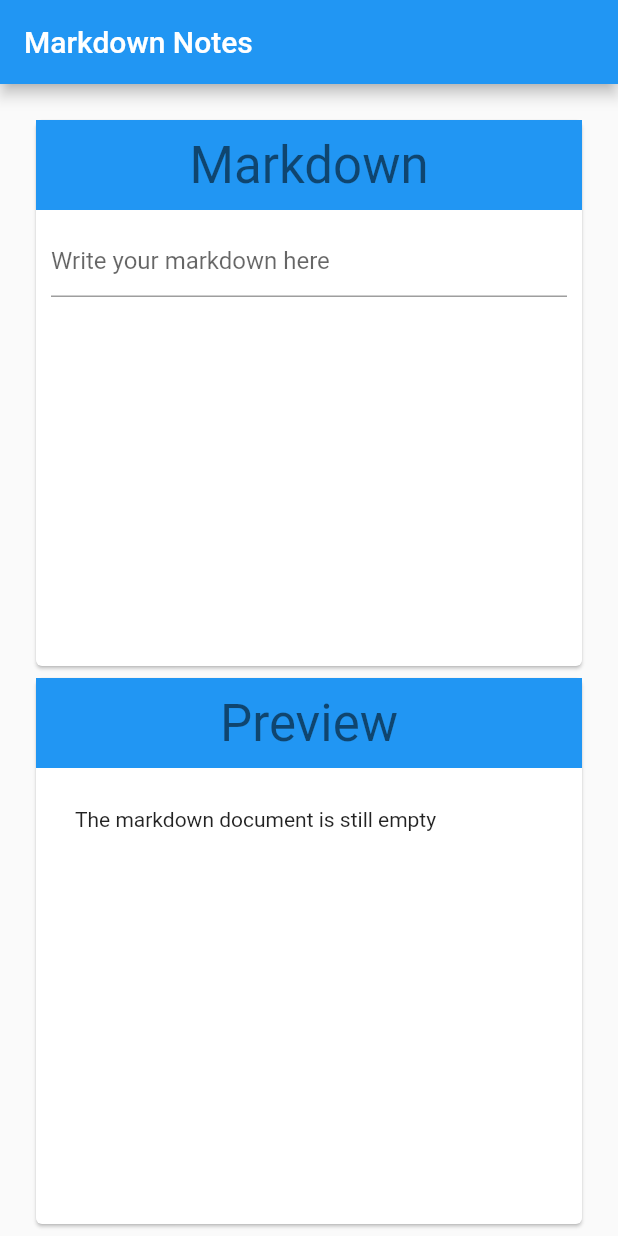
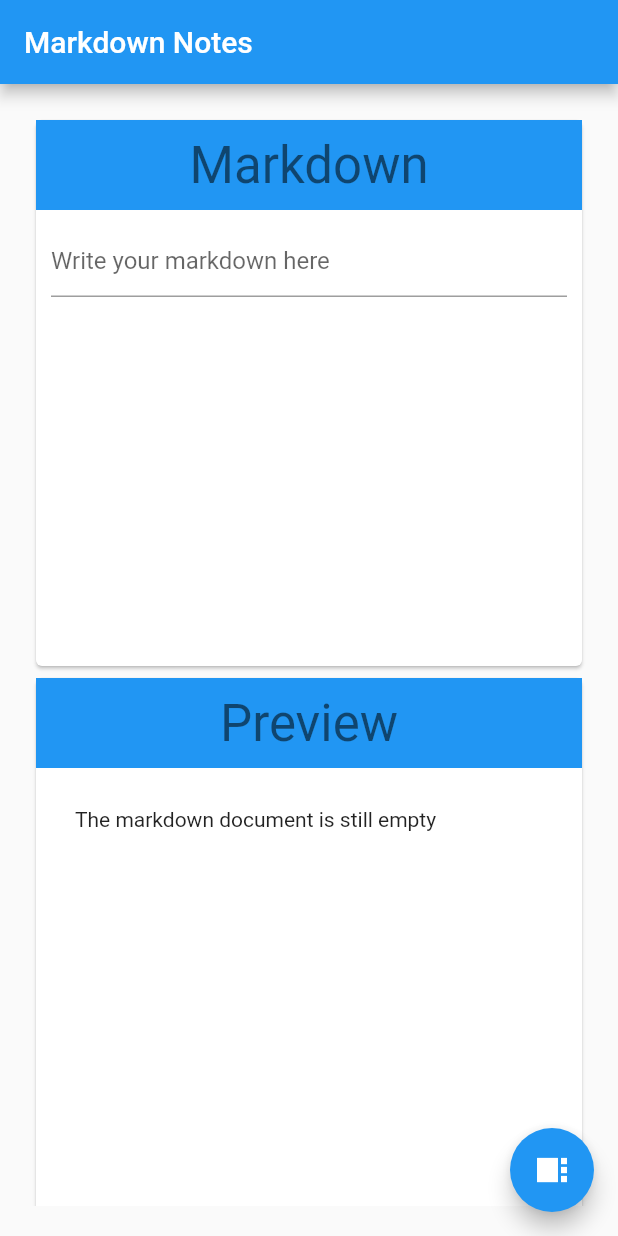
Before and after one commit to netos23/markdown_view, a Flutter app: the screen it shows after launch, on a phone screen of 412 x 824 dp. Run offline on Flutter 3.47's test engine with Material 2 defaults, Android fonts, the phone set to English and light mode, and no system bars; our stand-ins replace flutter_bloc, flutter_markdown.

Commit message:
add layouts

```diff
--- /dev/null
+++ b/editor_app/lib/pages/editor_layout_model.dart
@@ -0,0 +1,37 @@
+import 'package:flutter_bloc/flutter_bloc.dart';
+
+enum EditorLayout {
+  editor,
+  preview,
+  sideBySide,
+}
+
+extension EditorLayoutMap on EditorLayout {
+  T when<T>({
+    required T onEditor,
+    required T onPreview,
+    required T onSideBySide,
+  }) {
+    switch (this) {
+      case EditorLayout.editor:
+        return onEditor;
+      case EditorLayout.preview:
+        return onPreview;
+      case EditorLayout.sideBySide:
+        return onSideBySide;
+    }
+  }
+}
+
+class EditorLayoutCubit extends Cubit<EditorLayout> {
+  EditorLayoutCubit() : super(EditorLayout.sideBySide);
+
+  void editor() => emit(EditorLayout.editor);
+
+  void preview() => emit(EditorLayout.preview);
+
+  void sideBySide() => emit(EditorLayout.sideBySide);
+
+  void next() =>
+      emit(EditorLayout.values[(state.index + 1) % EditorLayout.values.length]);
+}
--- a/editor_app/lib/pages/editor_page.dart
+++ b/editor_app/lib/pages/editor_page.dart
@@ -1,6 +1,7 @@
 import 'package:flutter/material.dart';
 import 'package:flutter_bloc/flutter_bloc.dart';
 import 'package:flutter_markdown/flutter_markdown.dart';
+import 'package:markdown_view/pages/editor_layout_model.dart';
 import 'package:markdown_view/pages/editor_model.dart';
 
 class EditorPage extends StatefulWidget {
@@ -13,23 +14,53 @@ class EditorPage extends StatefulWidget {
 }
 
 class _EditorPageState extends State<EditorPage> {
+  final _textController = TextEditingController();
+
   @override
   Widget build(BuildContext context) {
-    return Scaffold(
+    return MultiBlocProvider(
+      providers: [
+        BlocProvider(create: (context) => TextEditCubit()),
+        BlocProvider(create: (context) => EditorLayoutCubit()),
+      ],
+      child: Scaffold(
         appBar: AppBar(
           title: Text(widget.title),
         ),
-      body: BlocProvider(
-        create: (context) => TextEditCubit(),
-        child: _buildBody(),
+        body: Padding(
+          padding: const EdgeInsets.all(20.0),
+          child: BlocBuilder<EditorLayoutCubit, EditorLayout>(
+            builder: (BuildContext context, data) {
+              return data.when(
+                onEditor: _buildMarkdownCard(context),
+                onPreview: _buildPreviewCard(context),
+                onSideBySide: _buildSideBySideViewContainer(),
+              );
+            },
+          ),
+        ),
+        floatingActionButton: BlocBuilder<EditorLayoutCubit, EditorLayout>(
+          builder: (BuildContext context, data) {
+            return FloatingActionButton(
+              onPressed: context.read<EditorLayoutCubit>().next,
+              child: Icon(
+                data.when(
+                  onEditor: Icons.edit,
+                  onPreview: Icons.preview,
+                  onSideBySide: Icons.view_sidebar,
+                ),
+              ),
+            );
+          },
+        ),
       ),
     );
   }
 
-  OrientationBuilder _buildBody() {
+  Widget _buildSideBySideViewContainer() {
     return OrientationBuilder(
       builder: (BuildContext context, Orientation orientation) {
-        return _buildGridView(
+        return _buildSideBySideView(
           context: context,
           axis: orientation == Orientation.landscape ? 2 : 1,
         );
@@ -37,19 +68,42 @@ class _EditorPageState extends State<EditorPage> {
     );
   }
 
-  GridView _buildGridView({
+  Widget _buildSideBySideView({
     required BuildContext context,
     required int axis,
   }) {
     return GridView.count(
-      padding: const EdgeInsets.all(20),
       crossAxisSpacing: 20,
       crossAxisCount: axis,
       children: [
-        _buildCard(
+        _buildMarkdownCard(context),
+        _buildPreviewCard(context),
+      ],
+    );
+  }
+
+  Widget _buildPreviewCard(BuildContext context) {
+    return _buildCard(
+      context: context,
+      title: 'Preview',
+      child: BlocBuilder<TextEditCubit, String>(
+        builder: (BuildContext context, data) {
+          return Markdown(data: data);
+        },
+      ),
+    );
+  }
+
+  Widget _buildMarkdownCard(BuildContext context) {
+    return _buildCard(
       context: context,
       title: 'Markdown',
+      child: BlocListener<EditorLayoutCubit, EditorLayout>(
+        listener: (context, state) {
+          _textController.text = context.read<TextEditCubit>().state;
+        },
         child: TextField(
+          controller: _textController,
           decoration: const InputDecoration(
             hintText: 'Write your markdown here',
           ),
@@ -58,20 +112,10 @@ class _EditorPageState extends State<EditorPage> {
           maxLines: null,
         ),
       ),
-        _buildCard(
-          context: context,
-          title: 'Preview',
-          child: BlocBuilder<TextEditCubit, String>(
-            builder: (BuildContext context, data) {
-              return Markdown(data: data);
-            },
-          ),
-        )
-      ],
     );
   }
 
-  Card _buildCard({
+  Widget _buildCard({
     required BuildContext context,
     required String title,
     required Widget child,
@@ -99,4 +143,10 @@ class _EditorPageState extends State<EditorPage> {
       ),
     );
   }
+
+  @override
+  void dispose() {
+    _textController.dispose();
+    super.dispose();
   }
+}
```
Lines whose indentation alone changed are shown as unchanged.
